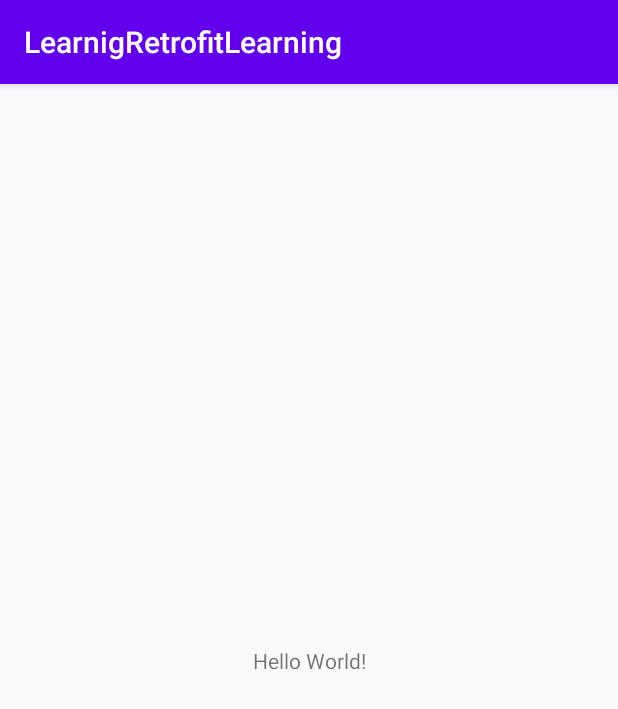
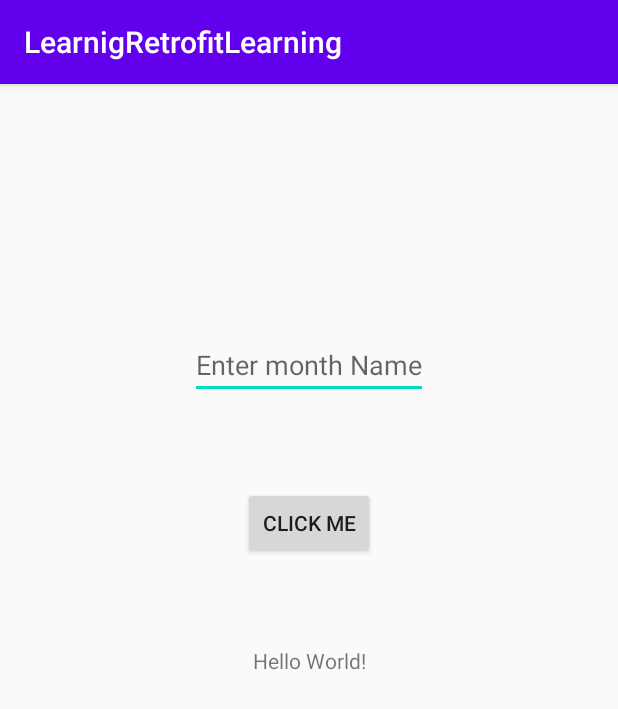
Before and after one commit to sksayed/MVVM_Retrofit_room_paging_android, an Android app: the screen it shows after launch (MainActivity), on a phone screen of 412 x 824 dp. Shown: the top 709 px of the screen. Run offline under Robolectric (Android 15) with nearby library versions, the phone set to English and light mode, and no system bars.

```diff
--- a/app/build.gradle
+++ b/app/build.gradle
@@ -20,6 +20,11 @@ android {
             proguardFiles getDefaultProguardFile('proguard-android-optimize.txt'), 'proguard-rules.pro'
         }
     }
+    compileOptions {
+        sourceCompatibility JavaVersion.VERSION_1_8
+        targetCompatibility JavaVersion.VERSION_1_8
+
+    }
 }
 
 dependencies {
--- /dev/null
+++ b/app/src/main/java/CallBacks/ISalaryDataSource.java
@@ -0,0 +1,5 @@
+package CallBacks;
+
+interface ISalaryDataSource {
+    Double getSalaryFromWeb (String month);
+}
--- /dev/null
+++ b/app/src/main/java/CallBacks/ISalaryRepository.java
@@ -0,0 +1,7 @@
+package CallBacks;
+
+import java.util.function.Consumer;
+
+interface ISalaryRepository {
+    void getSalary(String month , Consumer<Double> callback);
+}
--- /dev/null
+++ b/app/src/main/java/CallBacks/Presenter.java
@@ -0,0 +1,31 @@
+package CallBacks;
+
+import java.util.function.Consumer;
+
+public class Presenter {
+    private ISalaryRepository repository;
+
+    public Presenter() {
+        this.repository = new SalaryRepository();
+    }
+
+    public void getSalary(String month, Consumer<String> doubleConsumer) {
+        if (isValidString(month)) {
+            this.repository.getSalary(month, callback -> {
+                //presenter will modify the value required for
+                //showing in the view
+                Double value = callback;
+                String modifier = "The Salary of "+month+" is "+Double.toString(value) + " Bdt";
+                doubleConsumer.accept(modifier);
+            });
+        }
+    }
+
+    private boolean isValidString(String s) {
+        if (s.isEmpty() || s == "") {
+            return false;
+        } else {
+            return true;
+        }
+    }
+}
--- /dev/null
+++ b/app/src/main/java/CallBacks/SalaryRepository.java
@@ -0,0 +1,18 @@
+package CallBacks;
+
+import java.util.function.Consumer;
+
+public class SalaryRepository implements ISalaryRepository {
+    private ISalaryDataSource dataSource;
+    private double salary ;
+
+    public SalaryRepository() {
+        this.dataSource = new SalaryDataSource();
+    }
+
+    public void getSalary(String month , Consumer<Double> callback) {
+        double value = dataSource.getSalaryFromWeb(month.toLowerCase());
+        callback.accept(value);
+    }
+
+}
--- a/app/src/main/java/com/sayed/learnigretrofitlearning/MainActivity.java
+++ b/app/src/main/java/com/sayed/learnigretrofitlearning/MainActivity.java
@@ -3,12 +3,43 @@ package com.sayed.learnigretrofitlearning;
 import androidx.appcompat.app.AppCompatActivity;
 
 import android.os.Bundle;
+import android.widget.Button;
+import android.widget.EditText;
+import android.widget.TextView;
+
+import CallBacks.Presenter;
 
 public class MainActivity extends AppCompatActivity {
+
+    private Presenter presenter;
+    private TextView salaryTV;
+    private EditText editText;
+    private Button button;
 
     @Override
     protected void onCreate(Bundle savedInstanceState) {
         super.onCreate(savedInstanceState);
         setContentView(R.layout.activity_main);
+        initViews();
+        loadContents();
+        initListeners();
+    }
+
+    private void initListeners() {
+       button.setOnClickListener(l ->{
+           presenter.getSalary(editText.getText().toString() , value ->{
+               salaryTV.setText(value);
+           });
+       });
+    }
+
+    private void loadContents() {
+        presenter = new Presenter();
+    }
+
+    private void initViews() {
+        this.salaryTV = findViewById(R.id.salaryTV);
+        this.button = findViewById(R.id.button);
+        this.editText = findViewById(R.id.editText);
     }
 }
--- a/app/src/main/res/layout/activity_main.xml
+++ b/app/src/main/res/layout/activity_main.xml
@@ -7,6 +7,7 @@
     tools:context=".MainActivity">
 
     <TextView
+        android:id="@+id/salaryTV"
         android:layout_width="wrap_content"
         android:layout_height="wrap_content"
         android:text="Hello World!"
@@ -15,4 +16,24 @@
         app:layout_constraintRight_toRightOf="parent"
         app:layout_constraintTop_toTopOf="parent" />
 
+    <EditText
+        android:id="@+id/editText"
+        android:layout_width="wrap_content"
+        android:layout_height="wrap_content"
+        android:hint="Enter month Name"
+        app:layout_constraintBottom_toTopOf="@+id/salaryTV"
+        app:layout_constraintEnd_toEndOf="parent"
+        app:layout_constraintStart_toStartOf="parent"
+        app:layout_constraintTop_toTopOf="parent" />
+
+    <Button
+        android:id="@+id/button"
+        android:layout_width="wrap_content"
+        android:layout_height="wrap_content"
+        android:text="Click Me"
+        app:layout_constraintBottom_toTopOf="@+id/salaryTV"
+        app:layout_constraintEnd_toEndOf="parent"
+       app:layout_constraintTop_toBottomOf="@id/editText"
+        app:layout_constraintStart_toStartOf="parent" />
+
 </androidx.constraintlayout.widget.ConstraintLayout>
```
Also changed, not shown: app/src/main/java/CallBacks/SalaryDataSource.java (added, +33 -0 lines).
